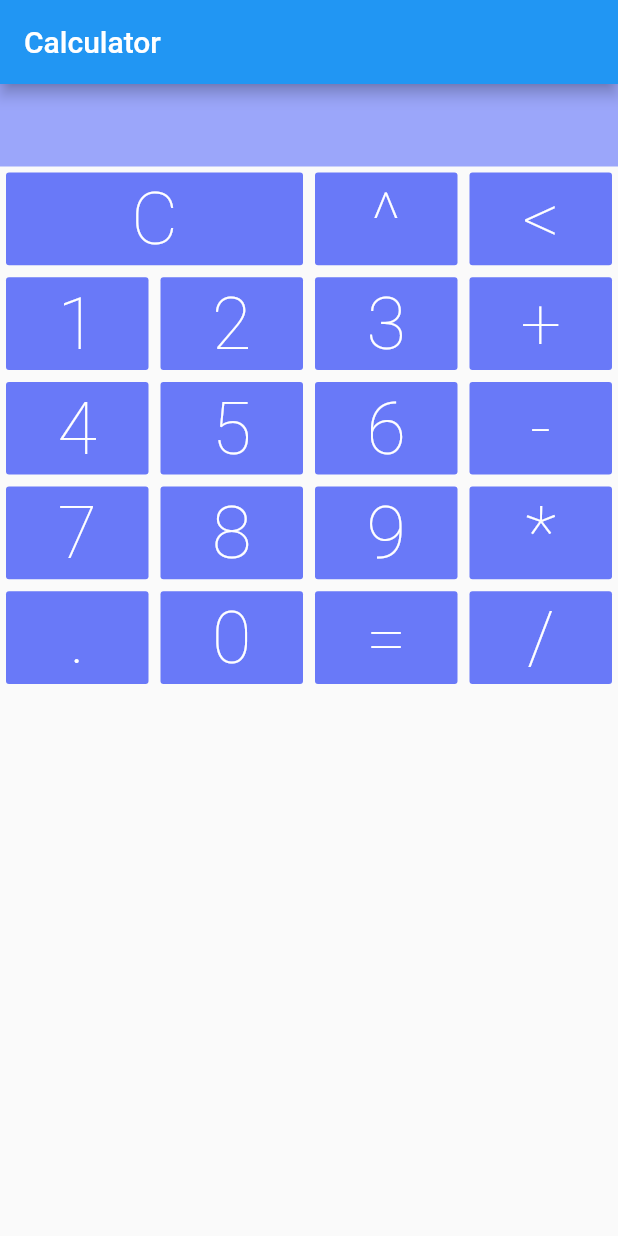
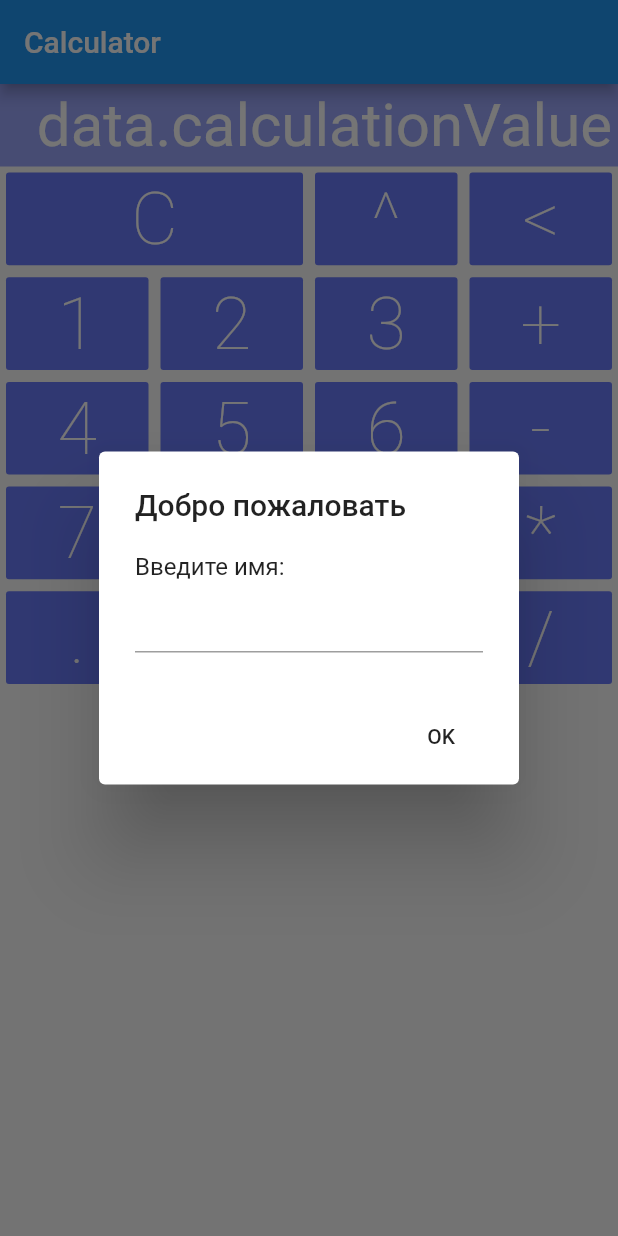
Before and after one commit to Malarg/flutter_websocket_calculator, a Flutter app: the screen it shows after launch, on a phone screen of 412 x 824 dp. Run offline on Flutter 3.47's test engine with Material 2 defaults, Android fonts, the phone set to English and light mode, and no system bars; missing offline and left inert: aqueduct; accounts and stored records are empty; generated files the repository leaves out were written again; project files that could hold a hidden picture were left out.

Commit message:
first commit

```diff
--- a/calculation_core/lib/src/user.dart
+++ b/calculation_core/lib/src/user.dart
@@ -4,14 +4,13 @@ part 'user.g.dart';
 
 @JsonSerializable()
 class User {
-  User(this.id, this.name, this.color);
+  User(this.id, this.name);
 
-  User.named(String name, int color) : this(-1, name, color);
+  User.named(String name) : this(-1, name);
 
   factory User.fromJson(Map<String, dynamic> json) => _$UserFromJson(json);
   Map<String, dynamic> toJson() => _$UserToJson(this);
 
   int id;
   String name;
-  int color;
 }
--- a/calculator_client/lib/main.dart
+++ b/calculator_client/lib/main.dart
@@ -37,18 +37,30 @@ class _MyHomePageState extends State<MyHomePage> {
   @override
   Widget build(BuildContext context) {
     return Scaffold(
+      resizeToAvoidBottomInset: false,
       appBar: AppBar(
         title: Text(widget.title),
       ),
       body: StreamBuilder<MainScreenState>(
-        builder: (context, snapshot) { return _buildCalc(snapshot.data); },
+          builder: (ctx, snapshot) {
+            if (snapshot.data is MainScreenIntroState) {
+              Future.delayed(Duration.zero, () {
+              showDialog(
+                  context: ctx,
+                  barrierDismissible: false,
+                  builder: (BuildContext context) {
+                    return getIntroAlertDialog(ctx);
+                  });
+            });
+            }
+            return _buildCalc();
+          },
           stream: bloc.state,
-        initialData: MainScreenDataState()
-      ),
+          initialData: MainScreenIntroState()),
     );
   }
 
-  Widget _buildCalc(MainScreenDataState data) {
+  Widget _buildCalc() {
     return Center(
         child: Column(
       children: <Widget>[
@@ -57,7 +69,7 @@ class _MyHomePageState extends State<MyHomePage> {
           color: Color(0xFF9BA6FA),
           width: double.infinity,
           child: Text(
-              data.calculationValue,
+            "data.calculationValue",
             style: TextStyle(fontSize: 40, color: Colors.white),
             textAlign: TextAlign.end,
             textWidthBasis: TextWidthBasis.parent,
@@ -144,4 +156,45 @@ class _MyHomePageState extends State<MyHomePage> {
       ],
     ));
   }
+
+  String userName = "";
+  final introDialogTextEditingController = TextEditingController();
+  AlertDialog getIntroAlertDialog(BuildContext context) {
+    introDialogTextEditingController.addListener(() {
+      userName = introDialogTextEditingController.text;
+    });
+    return AlertDialog(
+      title: Text("Добро пожаловать"),
+      content: Container(
+        child: Column(
+          mainAxisSize: MainAxisSize.min,
+          children: <Widget>[
+            Container(
+                width: double.infinity,
+                child: Text("Введите имя: ", textAlign: TextAlign.start)),
+            TextField(
+              controller: introDialogTextEditingController,
+            )
+          ],
+        ),
+      ),
+      actions: <Widget>[
+        FlatButton(
+          child: Text('OK'),
+          onPressed: () {
+            if (userName.isEmpty) {
+              Scaffold.of(context)
+                  .showSnackBar(SnackBar(content: Text("Выберите имя")));
+              Future.delayed(Duration(seconds: 2), () {
+                Scaffold.of(context).hideCurrentSnackBar();
+              });
+            } else {
+              bloc.connect(userName);
+              Navigator.of(context).pop();
             }
+          },
+        ),
+      ],
+    );
+  }
+}
--- /dev/null
+++ b/calculator_client/lib/widgets/intro_dialog.dart
@@ -0,0 +1,3 @@
+import 'package:flutter/cupertino.dart';
+import 'package:flutter/material.dart';
+import 'package:flutter/services.dart';
--- a/calculator_client/pubspec.yaml
+++ b/calculator_client/pubspec.yaml
@@ -26,6 +26,8 @@ dependencies:
   calculation_core:
     path:
       ../calculation_core/
+  http: ^0.12.1
+  web_socket_channel: ^1.1.0
 
 
   # The following adds the Cupertino Icons font to your application.
--- a/calculator_server/bin/main.dart
+++ b/calculator_server/bin/main.dart
@@ -5,7 +5,7 @@ Future main() async {
       ..options.configurationFilePath = "config.yaml"
       ..options.port = 8888;
 
-  final count = Platform.numberOfProcessors ~/ 2;
+  const count = 1;
   await app.start(numberOfInstances: count > 0 ? count : 1);
 
   print("Application started on port: ${app.options.port}.");
```
Also changed, not shown: calculator_client/lib/main_bloc.dart (+15 -0 lines), calculator_server/lib/channel.dart (+28 -7 lines), calculation_core/lib/src/calculation.g.dart, calculation_core/lib/src/user.g.dart, calculator_client/pubspec.lock. Lines whose indentation alone changed are shown as unchanged.
